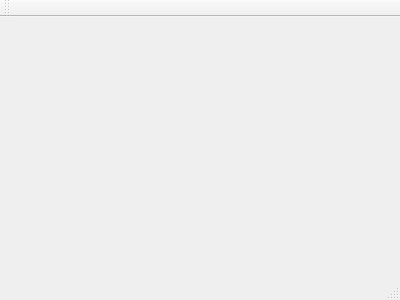
Above: GUI/bees.ui from ShihoVN/HiveChime before the change. Below: the same form after it.
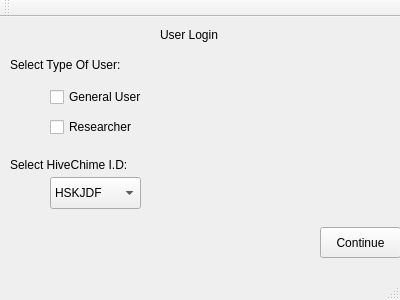
That is the form after the change.

```diff
--- a/GUI/bees.ui
+++ b/GUI/bees.ui
@@ -12,13 +12,127 @@
   <property name="windowTitle" >
    <string>Bees</string>
   </property>
-  <widget class="QMenuBar" name="menuBar" />
-  <widget class="QToolBar" name="mainToolBar" />
-  <widget class="QWidget" name="centralWidget" />
-  <widget class="QStatusBar" name="statusBar" />
+  <widget class="QWidget" name="centralWidget">
+   <widget class="QPushButton" name="pushButton">
+    <property name="geometry">
+     <rect>
+      <x>320</x>
+      <y>210</y>
+      <width>81</width>
+      <height>31</height>
+     </rect>
+    </property>
+    <property name="text">
+     <string>Continue</string>
+    </property>
+   </widget>
+   <widget class="QLabel" name="label">
+    <property name="geometry">
+     <rect>
+      <x>160</x>
+      <y>10</y>
+      <width>71</width>
+      <height>16</height>
+     </rect>
+    </property>
+    <property name="text">
+     <string>User Login</string>
+    </property>
+   </widget>
+   <widget class="QLabel" name="label_2">
+    <property name="geometry">
+     <rect>
+      <x>10</x>
+      <y>40</y>
+      <width>131</width>
+      <height>16</height>
+     </rect>
+    </property>
+    <property name="text">
+     <string>Select Type Of User:</string>
+    </property>
+   </widget>
+   <widget class="QCheckBox" name="checkBox">
+    <property name="geometry">
+     <rect>
+      <x>50</x>
+      <y>70</y>
+      <width>101</width>
+      <height>20</height>
+     </rect>
+    </property>
+    <property name="text">
+     <string>General User</string>
+    </property>
+   </widget>
+   <widget class="QCheckBox" name="checkBox_2">
+    <property name="geometry">
+     <rect>
+      <x>50</x>
+      <y>100</y>
+      <width>91</width>
+      <height>20</height>
+     </rect>
+    </property>
+    <property name="text">
+     <string>Researcher</string>
+    </property>
+   </widget>
+   <widget class="QLabel" name="label_3">
+    <property name="geometry">
+     <rect>
+      <x>10</x>
+      <y>140</y>
+      <width>131</width>
+      <height>16</height>
+     </rect>
+    </property>
+    <property name="text">
+     <string>Select HiveChime I.D:</string>
+    </property>
+   </widget>
+   <widget class="QComboBox" name="comboBox">
+    <property name="geometry">
+     <rect>
+      <x>50</x>
+      <y>160</y>
+      <width>91</width>
+      <height>32</height>
+     </rect>
+    </property>
+    <item>
+     <property name="text">
+      <string>HSKJDF</string>
+     </property>
+    </item>
+    <item>
+     <property name="text">
+      <string>JKFDSF</string>
+     </property>
+    </item>
+   </widget>
+  </widget>
+  <widget class="QMenuBar" name="menuBar">
+   <property name="geometry">
+    <rect>
+     <x>0</x>
+     <y>0</y>
+     <width>400</width>
+     <height>22</height>
+    </rect>
+   </property>
+  </widget>
+  <widget class="QToolBar" name="mainToolBar">
+   <attribute name="toolBarArea">
+    <enum>TopToolBarArea</enum>
+   </attribute>
+   <attribute name="toolBarBreak">
+    <bool>false</bool>
+   </attribute>
+  </widget>
+  <widget class="QStatusBar" name="statusBar"/>
  </widget>
- <layoutDefault spacing="6" margin="11" />
- <pixmapfunction></pixmapfunction>
+ <layoutdefault spacing="6" margin="11"/>
  <resources/>
  <connections/>
 </ui>
```
Left out of the diff: 7 changed lines with no effect on the pictures.
